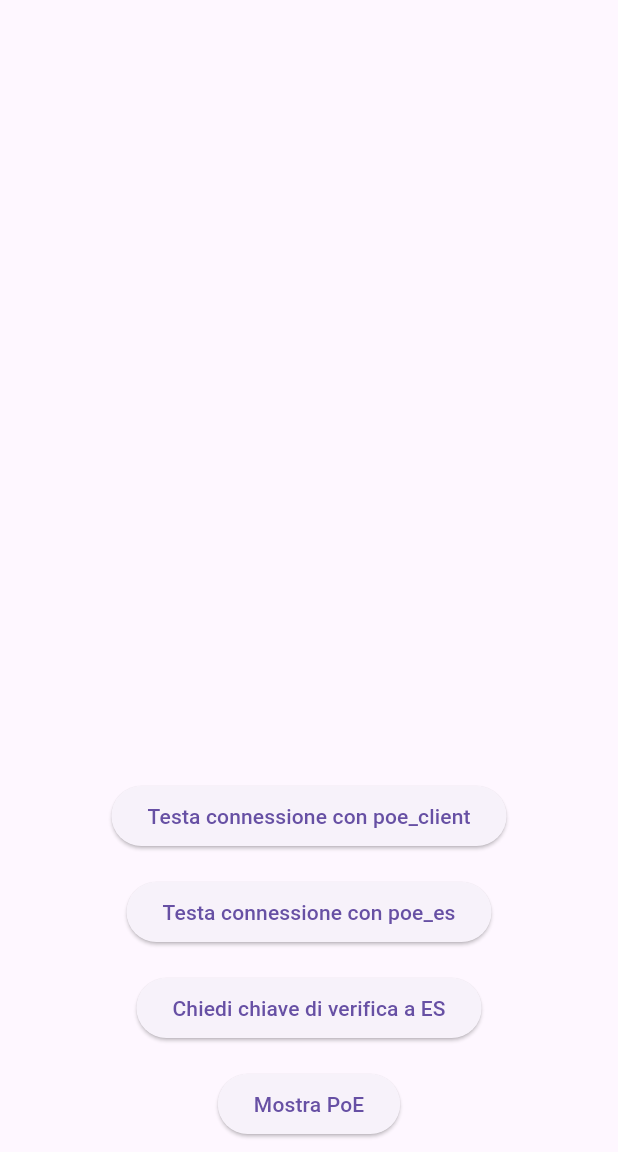
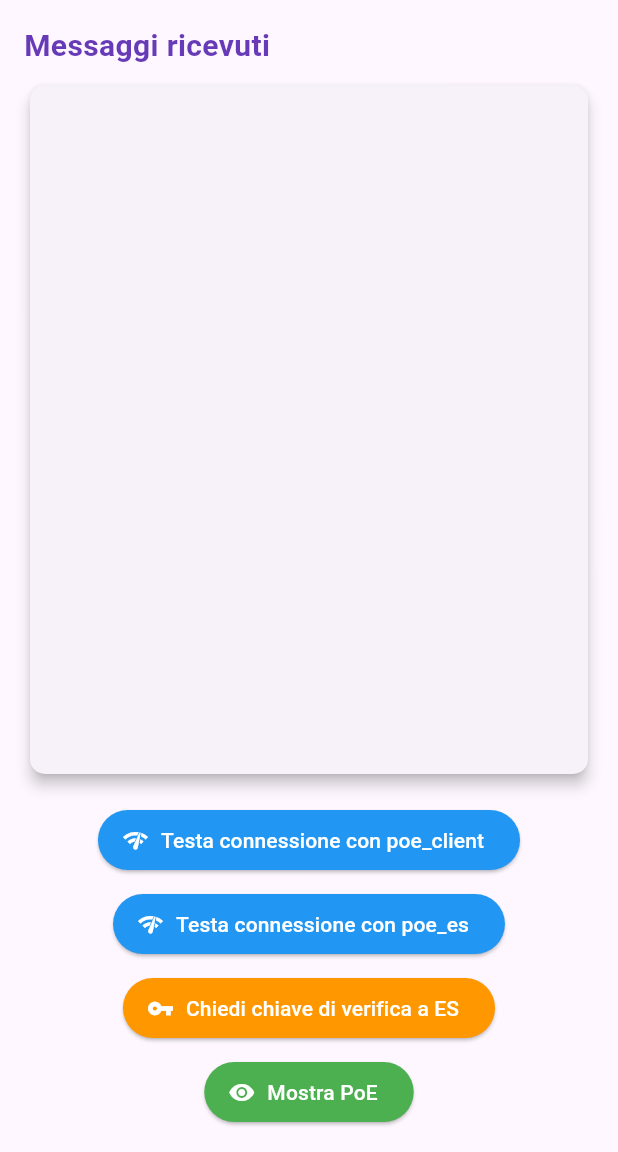
Before and after one commit to MatteoMarcoM/poe_tp, a Flutter app: the screen it shows after launch, on a phone screen of 412 x 824 dp, the part 84-1236 px from its top. Run offline on Flutter 3.47's test engine with Material 3 defaults, Android fonts, the phone set to English and light mode, and no system bars; missing offline and left inert: pointycastle; statements that could not run were skipped.

Commit message:
UI Improved

```diff
--- a/lib/main.dart
+++ b/lib/main.dart
@@ -97,7 +97,7 @@ class _WebSocketPageState extends State<WebSocketPage> {
     _sendMessage(requestMessage);
 
     setState(() {
-      _messages.add("Richiesta di chiave di verifica inviata al poe_es");
+      _messages.add("Richiesta della chiave di verifica inviata al poe_es");
     });
   }
 
@@ -341,48 +341,101 @@ class _WebSocketPageState extends State<WebSocketPage> {
     return Scaffold(
       appBar: AppBar(
         backgroundColor: Theme.of(context).colorScheme.inversePrimary,
-          title: const Text('PoE TP')),
-      body: Column(
+        title: const Text('PoE TP'),
+      ),
+      body: Padding(
+        padding: const EdgeInsets.all(16.0),
+        child: Column(
+          crossAxisAlignment: CrossAxisAlignment.stretch,
           children: [
+            // Titolo sopra la lista dei messaggi
+            const Text(
+              "Messaggi ricevuti",
+              style: TextStyle(
+                fontSize: 20,
+                fontWeight: FontWeight.bold,
+                color: Colors.deepPurple,
+              ),
+            ),
+            const SizedBox(height: 8), // Spazio tra titolo e lista
+
+            // Box con la ListView dei messaggi
             Expanded(
+              child: Card(
+                shape: RoundedRectangleBorder(
+                  borderRadius: BorderRadius.circular(10),
+                ),
+                elevation: 4, // Effetto ombra per il box
+                child: Padding(
+                  padding: const EdgeInsets.all(8.0),
                   child: ListView.builder(
                     itemCount: _messages.length,
                     itemBuilder: (context, index) {
-                return ListTile(title: Text(_messages[index]));
+                      return ListTile(
+                        leading: Icon(Icons.message, color: Colors.deepPurple),
+                        title: Text(_messages[index]),
+                        tileColor: Colors.grey[200],
+                        shape: RoundedRectangleBorder(
+                          borderRadius: BorderRadius.circular(8),
+                        ),
+                      );
                     },
                   ),
                 ),
-          Padding(
-              padding: const EdgeInsets.all(8.0),
-              child: ElevatedButton(
+              ),
+            ),
+
+            const SizedBox(height: 16), // Spazio prima dei bottoni
+
+            // Bottoni allineati meglio con Wrap
+            Wrap(
+              spacing: 8.0, // Spazio orizzontale tra i bottoni
+              runSpacing: 8.0, // Spazio verticale tra le righe di bottoni
+              alignment: WrapAlignment.center,
+              children: [
+                ElevatedButton.icon(
                   onPressed: () =>
                       _sendMessage(_buildHelloMessage("poe_client", 'hello')),
-                child: const Text('Testa connessione con poe_client'),
-              )),
-          Padding(
-            padding: const EdgeInsets.all(8.0),
-            child: ElevatedButton(
+                  icon: Icon(Icons.network_check),
+                  label: const Text('Testa connessione con poe_client'),
+                  style: ElevatedButton.styleFrom(
+                    backgroundColor: Colors.blue,
+                    foregroundColor: Colors.white,
+                  ),
+                ),
+                ElevatedButton.icon(
                   onPressed: () =>
                       _sendMessage(_buildHelloMessage("poe_es", 'hello')),
-              child: const Text('Testa connessione con poe_es'),
+                  icon: Icon(Icons.network_check),
+                  label: const Text('Testa connessione con poe_es'),
+                  style: ElevatedButton.styleFrom(
+                    backgroundColor: Colors.blue,
+                    foregroundColor: Colors.white,
                   ),
                 ),
-          Padding(
-            padding: const EdgeInsets.all(8.0),
-            child: ElevatedButton(
+                ElevatedButton.icon(
                   onPressed: _requestVerificationKey,
-              child: const Text('Chiedi chiave di verifica a ES'),
+                  icon: Icon(Icons.vpn_key),
+                  label: const Text('Chiedi chiave di verifica a ES'),
+                  style: ElevatedButton.styleFrom(
+                    backgroundColor: Colors.orange,
+                    foregroundColor: Colors.white,
                   ),
                 ),
-          Padding(
-            padding: const EdgeInsets.all(8.0),
-            child: ElevatedButton(
+                ElevatedButton.icon(
                   onPressed: _validateJson,
-              child: const Text('Mostra PoE'),
+                  icon: const Icon(Icons.visibility),
+                  label: const Text('Mostra PoE'),
+                  style: ElevatedButton.styleFrom(
+                    backgroundColor: Colors.green,
+                    foregroundColor: Colors.white,
                   ),
                 ),
               ],
             ),
+          ],
+        ),
+      ),
     );
   }
 }
```
Lines whose indentation alone changed are shown as unchanged.
